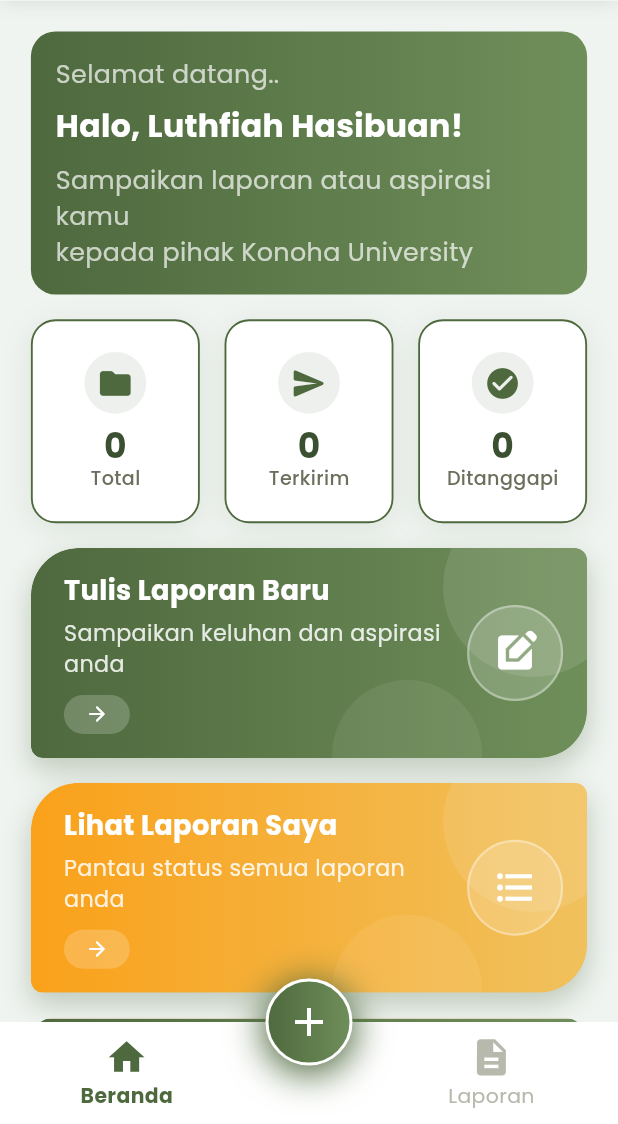
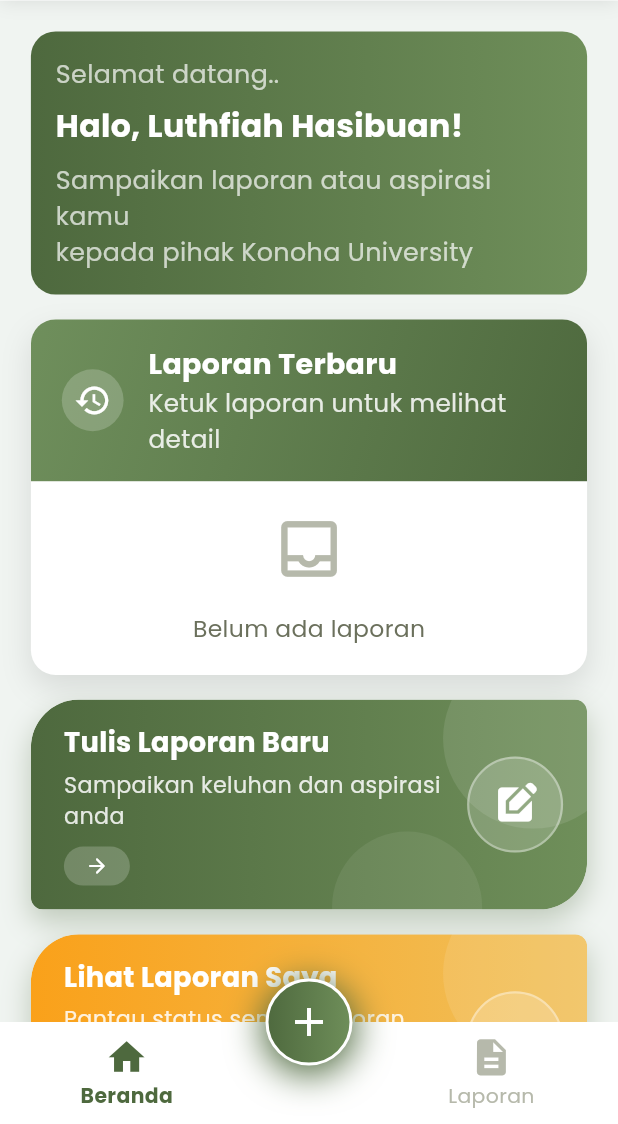
Before and after one commit to luthfiahhasibuan/LaporKampus, a Flutter app: the MainShell screen opened by its route, on a phone screen of 412 x 824 dp, the part 112-1236 px from its top. Run offline on Flutter 3.47's test engine with Material 3 defaults, Android fonts, the phone set to English and light mode, and no system bars; our stand-ins replace image_picker; accounts and stored records are empty.

Commit message:
Menerapkan state management pada card laporan terbaru

```diff
--- a/lib/pages/home_page.dart
+++ b/lib/pages/home_page.dart
@@ -2,13 +2,13 @@ import 'package:flutter/material.dart';
 
 import '../widgets/app_header.dart';
 import '../widgets/menu_card.dart';
-import '../widgets/statistics_section.dart';
 import '../widgets/welcome_card.dart';
 import '../utils/app_theme.dart';
 import '../widgets/recent_reports_card.dart';
 import '../providers/report_provider.dart';
 import '../utils/responsive.dart';
 import '../data/dummy_data.dart';
+import 'report_detail_page.dart';
 
 import 'package:provider/provider.dart';
 
@@ -32,10 +32,9 @@ class HomePage extends StatelessWidget {
   List<Widget> _buildContent(Responsive r) {
     return [
       Consumer<ReportProvider>(
-        builder: (context, provider, _) => StatisticsSection(
-          total: provider.total,
-          sent: provider.sent,
-          responded: provider.responded,
+        builder: (context, provider, _) => RecentReportsCard(
+          reports: provider.reports,
+          onReportTap: (report) => ReportDetailPage.open(context, report),
         ),
       ),
 
@@ -56,7 +55,12 @@ class HomePage extends StatelessWidget {
         onTap: onOpenMyReports,
       ),
       SizedBox(height: r.gap),
-      const RecentReportsCard(reports: []),
+      Consumer<ReportProvider>(
+        builder: (context, provider, _) => RecentReportsCard(
+          reports: provider.reports,
+          onReportTap: (report) => ReportDetailPage.open(context, report),
+        ),
+      ),
     ];
   }
 
--- a/lib/widgets/recent_reports_card.dart
+++ b/lib/widgets/recent_reports_card.dart
@@ -1,262 +1,147 @@
 import 'package:flutter/material.dart';
 
-// import '../models/report_data.dart';
+import '../models/report_data.dart';
 import '../utils/app_theme.dart';
-
-enum ReportStatus { terkirim, ditanggapi }
-
-class RecentReport {
-  final String title;
-  final String category;
-  final ReportStatus status;
-  final DateTime date;
-
-  const RecentReport({
-    required this.title,
-    required this.category,
-    required this.status,
-    required this.date,
-  });
-}
+import '../utils/date_format.dart';
+import '../utils/responsive.dart';
+import 'app_card.dart';
+import 'gradient_card_header.dart';
+import 'report_status_chip.dart';
 
 class RecentReportsCard extends StatelessWidget {
-  final List<RecentReport> reports;
+  const RecentReportsCard({
+    super.key,
+    required this.reports,
+    required this.onReportTap,
+  });
 
-  const RecentReportsCard({super.key, required this.reports});
+  final List<ReportData> reports;
+  final ValueChanged<ReportData> onReportTap;
 
-  static const _months = [
-    'Januari',
-    'Februari',
-    'Maret',
-    'April',
-    'Mei',
-    'Juni',
-    'Juli',
-    'Agustus',
-    'September',
-    'Oktober',
-    'November',
-    'Desember',
-  ];
-
-  String _formatDate(DateTime d) {
-    final hh = d.hour.toString().padLeft(2, '0');
-    final mm = d.minute.toString().padLeft(2, '0');
-    final day = d.day.toString().padLeft(2, '0');
-    return '$day ${_months[d.month - 1]} ${d.year}, $hh:$mm';
-  }
+  static const int _maxItems = 5;
 
   @override
   Widget build(BuildContext context) {
-    final items = reports.take(5).toList();
+    final r = context.r;
+    final items = reports.take(_maxItems).toList();
 
-    return Container(
-      decoration: BoxDecoration(
-        color: AppColors.white,
-        borderRadius: BorderRadius.circular(16),
-        border: Border.all(color: const Color(0xFFEDE3DA)),
-      ),
-      clipBehavior: Clip.antiAlias,
+    return AppCard(
       child: Column(
         children: [
-          // Header gradient
-          Container(
-            width: double.infinity,
-            padding: const EdgeInsets.symmetric(horizontal: 18, vertical: 16),
-            decoration: const BoxDecoration(
-              gradient: AppColors.primaryGradient,
-            ),
-            child: const Row(
-              children: [
-                Icon(Icons.history, color: Colors.white, size: 24),
-                SizedBox(width: 10),
-                Text(
-                  'Laporan Terbaru',
-                  style: TextStyle(
-                    color: Colors.white,
-                    fontSize: 18,
-                    fontWeight: FontWeight.w700,
-                  ),
+          const GradientCardHeader(
+            icon: Icons.history,
+            title: 'Laporan Terbaru',
+            subtitle: 'Ketuk laporan untuk melihat detail',
+          ),
+          if (items.isEmpty)
+            _buildEmpty(r)
+          else ...[
+            _buildColumnTitles(r),
+            for (var i = 0; i < items.length; i++) ...[
+              if (i > 0)
+                Divider(
+                  height: r.stroke,
+                  color: AppColors.muted.withValues(alpha: 0.4),
                 ),
-              ],
-            ),
-          ),
-
-          if (items.isEmpty)
-            const Padding(
-              padding: EdgeInsets.all(24),
-              child: Column(
-                children: [
-                  Icon(
-                    Icons.inbox_outlined,
-                    size: 60,
-                    color: AppColors.textGrey,
-                  ),
-                  SizedBox(height: 12),
-                  Text(
-                    'Belum ada laporan',
-                    style: TextStyle(color: Colors.black54),
-                  ),
-                ],
-              ),
-            )
-          else ...[
-            // Judul kolom
-            const Padding(
-              padding: EdgeInsets.fromLTRB(16, 14, 16, 6),
-              child: _RowLayout(
-                judul: _HeaderText('Judul'),
-                kategori: _HeaderText('Kategori'),
-                status: _HeaderText('Status'),
-                tanggal: _HeaderText('Tanggal'),
-              ),
-            ),
-            // Baris data
-            for (int i = 0; i < items.length; i++) ...[
-              if (i > 0) const Divider(height: 1, color: Color(0xFFF1EAE3)),
-              Padding(
-                padding: const EdgeInsets.symmetric(
-                  horizontal: 16,
-                  vertical: 14,
-                ),
-                child: _RowLayout(
-                  judul: Text(
-                    items[i].title,
-                    maxLines: 2,
-                    overflow: TextOverflow.ellipsis,
-                    style: const TextStyle(
-                      fontSize: 14,
-                      fontWeight: FontWeight.w700,
-                    ),
-                  ),
-                  kategori: _Chip(
-                    text: items[i].category,
-                    background: const Color(0xFFF3F4F6),
-                    foreground: Colors.black87,
-                  ),
-                  status: _StatusChip(status: items[i].status),
-                  tanggal: Text(
-                    _formatDate(items[i].date),
-                    style: const TextStyle(fontSize: 13, color: Colors.black45),
-                  ),
-                ),
-              ),
+              _buildRow(r, items[i]),
             ],
           ],
         ],
       ),
     );
   }
-}
 
-/// Satu pengaturan lebar kolom untuk header dan baris agar selalu sejajar.
-class _RowLayout extends StatelessWidget {
-  final Widget judul;
-  final Widget kategori;
-  final Widget status;
-  final Widget tanggal;
-
-  const _RowLayout({
-    required this.judul,
-    required this.kategori,
-    required this.status,
-    required this.tanggal,
-  });
-
-  @override
-  Widget build(BuildContext context) {
-    Widget left(Widget w) => Align(alignment: Alignment.centerLeft, child: w);
-
-    return Row(
-      children: [
-        Expanded(flex: 2, child: left(judul)),
-        Expanded(flex: 3, child: left(kategori)),
-        Expanded(flex: 4, child: left(status)),
-        Expanded(flex: 3, child: left(tanggal)),
-      ],
-    );
-  }
-}
-
-class _HeaderText extends StatelessWidget {
-  final String text;
-  const _HeaderText(this.text);
-
-  @override
-  Widget build(BuildContext context) {
-    return Text(
-      text,
-      style: const TextStyle(fontSize: 14, fontWeight: FontWeight.w800),
-    );
-  }
-}
-
-class _Chip extends StatelessWidget {
-  final String text;
-  final Color background;
-  final Color foreground;
-  final IconData? icon;
-
-  const _Chip({
-    required this.text,
-    required this.background,
-    required this.foreground,
-    this.icon,
-  });
-
-  @override
-  Widget build(BuildContext context) {
-    return Container(
-      padding: const EdgeInsets.symmetric(horizontal: 8, vertical: 5),
-      decoration: BoxDecoration(
-        color: background,
-        borderRadius: BorderRadius.circular(8),
-      ),
-      child: Row(
-        mainAxisSize: MainAxisSize.min,
+  Widget _buildEmpty(Responsive r) {
+    return Padding(
+      padding: EdgeInsets.all(r.pad),
+      child: Column(
         children: [
-          if (icon != null) ...[
-            Icon(icon, size: 14, color: foreground),
-            const SizedBox(width: 4),
-          ],
-          Flexible(
-            child: Text(
-              text,
-              overflow: TextOverflow.ellipsis,
-              style: TextStyle(
-                fontSize: 12,
-                fontWeight: FontWeight.w600,
-                color: foreground,
-              ),
+          Icon(Icons.inbox_outlined, size: r.icon * 2, color: AppColors.muted),
+          SizedBox(height: r.gap),
+          Text(
+            'Belum ada laporan',
+            style: AppTextStyles.regular(
+              r.font(3.8),
+              color: AppColors.textGrey,
             ),
           ),
         ],
       ),
     );
   }
+
+  Widget _buildColumnTitles(Responsive r) {
+    Text title(String text) =>
+        Text(text, style: AppTextStyles.bold(r.font(3.4)));
+
+    return Padding(
+      padding: EdgeInsets.fromLTRB(r.gap, r.gap, r.gap, r.gapS),
+      child: _RowLayout(
+        title: title('Lokasi'),
+        category: title('Kategori'),
+        status: title('Status'),
+        date: title('Tanggal'),
+      ),
+    );
+  }
+
+  Widget _buildRow(Responsive r, ReportData report) {
+    return InkWell(
+      onTap: () => onReportTap(report),
+      child: Padding(
+        padding: EdgeInsets.all(r.gap),
+        child: _RowLayout(
+          title: Text(
+            report.title,
+            maxLines: 2,
+            overflow: TextOverflow.ellipsis,
+            style: AppTextStyles.bold(r.font(3.6)),
+          ),
+          category: Text(
+            report.category,
+            maxLines: 1,
+            overflow: TextOverflow.ellipsis,
+            style: AppTextStyles.medium(r.font(3.2), color: AppColors.textGrey),
+          ),
+          status: ReportStatusChip(status: report.status),
+          date: Text(
+            formatDate(report.createdAt),
+            style: AppTextStyles.regular(
+              r.font(3.2),
+              color: AppColors.textGrey,
+            ),
+          ),
+        ),
+      ),
+    );
+  }
 }
 
-class _StatusChip extends StatelessWidget {
-  final ReportStatus status;
-  const _StatusChip({required this.status});
+class _RowLayout extends StatelessWidget {
+  const _RowLayout({
+    required this.title,
+    required this.category,
+    required this.status,
+    required this.date,
+  });
+
+  final Widget title;
+  final Widget category;
+  final Widget status;
+  final Widget date;
 
   @override
   Widget build(BuildContext context) {
-    switch (status) {
-      case ReportStatus.ditanggapi:
-        return const _Chip(
-          text: 'Ditanggapi',
-          icon: Icons.check_circle_outline,
-          background: Color(0xFFE8F8EE),
-          foreground: Color(0xFF16A34A),
-        );
-      case ReportStatus.terkirim:
-        return const _Chip(
-          text: 'Terkirim',
-          icon: Icons.send,
-          background: Color(0xFFE6F0FF),
-          foreground: Color(0xFF2563EB),
-        );
-    }
+    Widget left(Widget child) =>
+        Align(alignment: Alignment.centerLeft, child: child);
+
+    return Row(
+      children: [
+        Expanded(flex: 2, child: left(title)),
+        Expanded(flex: 3, child: left(category)),
+        Expanded(flex: 4, child: left(status)),
+        Expanded(flex: 3, child: left(date)),
+      ],
+    );
   }
 }
```
